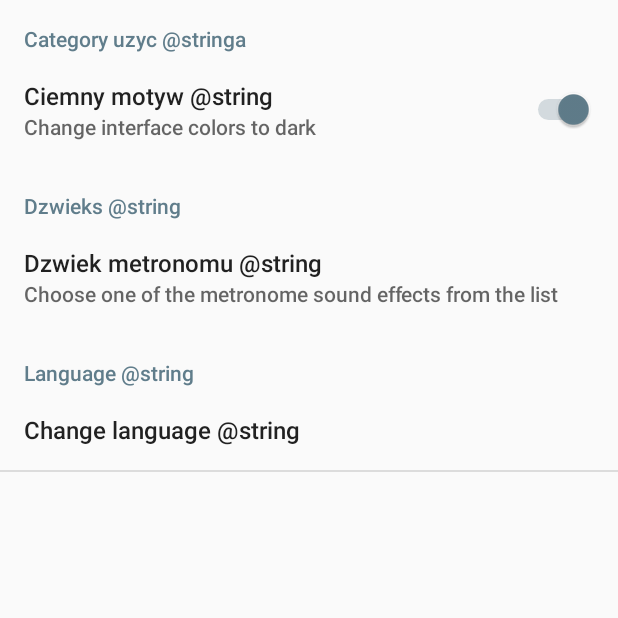
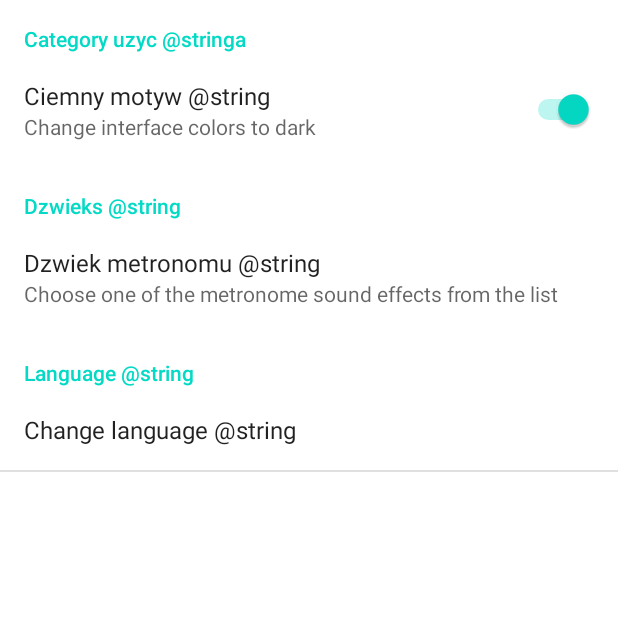
Before and after one commit to Gotfryd/Metronom, an Android app: the SettingsActivity screen opened directly, with no data from a screen before it, after a tap on "Ciemny motyw @string", on a phone screen of 412 x 824 dp, the top half of it. Run offline under Robolectric (Android 15) with nearby library versions, the phone set to English and light mode, and no system bars.

Commit message:
Sound select option
Added five new metronome sounds effect. Added option in settings menu to select one of those effect that will be immediately applied. Deleted tickeffect audio file that was temporarily used

```diff
--- a/app/src/main/AndroidManifest.xml
+++ b/app/src/main/AndroidManifest.xml
@@ -13,7 +13,7 @@
         android:label="@string/app_name"
         android:roundIcon="@mipmap/ic_launcher_round"
         android:supportsRtl="true"
-        android:theme="@style/LightTheme">
+        android:theme="@style/Theme.Metronom">
         <activity
             android:name=".SettingsActivity"
             android:exported="false" />
--- a/app/src/main/java/pl/pwr/metronom/SettingsActivity.java
+++ b/app/src/main/java/pl/pwr/metronom/SettingsActivity.java
@@ -1,4 +1,6 @@
 package pl.pwr.metronom;
+
+import static androidx.appcompat.app.AppCompatDelegate.getDefaultNightMode;
 
 import androidx.annotation.Nullable;
 import androidx.appcompat.app.AppCompatActivity;
@@ -15,10 +17,10 @@ public class SettingsActivity extends PreferenceActivity implements SharedPrefer
 
     @Override
     protected void onCreate(Bundle savedInstanceState) {
+        PreferenceManager.getDefaultSharedPreferences(getBaseContext()).registerOnSharedPreferenceChangeListener(this);
 
-        PreferenceManager.getDefaultSharedPreferences(getBaseContext()).registerOnSharedPreferenceChangeListener(this);
-        setAppTheme();
-
+        setAppTheme(); // nie dziala zmiana motywu ekranu preferences
+        System.out.println("Default night mode = " + getDefaultNightMode());
         super.onCreate(savedInstanceState);
 
         getFragmentManager().beginTransaction().replace(android.R.id.content, new MyPreferenceFragment()).commit();
@@ -27,9 +29,14 @@ public class SettingsActivity extends PreferenceActivity implements SharedPrefer
     @Override
     public void onSharedPreferenceChanged(SharedPreferences sharedPreferences, String s) {
         Toast.makeText(this, "onSharedPrefChange", Toast.LENGTH_SHORT).show();
-        if (s.equals("dark_theme_switch")){
+       if (s.equals("night_mode_switch")){
             this.recreate();
+           Toast.makeText(this, "recreated", Toast.LENGTH_SHORT).show();
         }
+       else if(s.equals("sound_effects_list")){
+           this.recreate();
+           Toast.makeText(this, "recreated", Toast.LENGTH_SHORT).show();
+       }
     }
 
     public static class MyPreferenceFragment extends PreferenceFragment {
@@ -38,19 +45,20 @@ public class SettingsActivity extends PreferenceActivity implements SharedPrefer
         public void onCreate(@Nullable Bundle savedInstanceState) {
             super.onCreate(savedInstanceState);
             addPreferencesFromResource(R.xml.preferences);
+
         }
     }
 
     public void setAppTheme(){
         SharedPreferences SP = PreferenceManager.getDefaultSharedPreferences(getBaseContext());
 
-        if(SP.getBoolean("dark_theme_switch", false)){
-            setTheme(R.style.DarkTheme);
-            System.out.println("ustawilem DarkTheme");
+        if(SP.getBoolean("night_mode_switch", false)){
+            AppCompatDelegate.setDefaultNightMode(AppCompatDelegate.MODE_NIGHT_YES);
+            System.out.println("wlaczylem tryb nocny");
         }
         else{
-            setTheme(R.style.LightTheme);
-            System.out.println("ustawilem LightTheme");
+            AppCompatDelegate.setDefaultNightMode(AppCompatDelegate.MODE_NIGHT_NO);
+            System.out.println("wlaczylem tryb dzienny");
         }
     }
 }
--- a/app/src/main/res/values/arrays.xml
+++ b/app/src/main/res/values/arrays.xml
@@ -5,12 +5,16 @@
         <item>Sound 1 @string</item>
         <item>Sound 2 @string</item>
         <item>Sound 3 @string</item>
+        <item>Sound 4 @string</item>
+        <item>Sound 5 @string</item>
     </string-array>
 
     <string-array name="soundsListValues">
-        <item>sound1mp3</item>
-        <item>sound2mp3</item>
-        <item>sound3mp3</item>
+        <item>soundone</item>
+        <item>soundtwo</item>
+        <item>soundthree</item>
+        <item>soundfour</item>
+        <item>soundfive</item>
     </string-array>
 
     <string-array name="languageList">
--- a/app/src/main/res/xml/preferences.xml
+++ b/app/src/main/res/xml/preferences.xml
@@ -5,7 +5,7 @@
 
         <SwitchPreference
             android:defaultValue="false"
-            android:key="dark_theme_switch"
+            android:key="night_mode_switch"
             android:title="Ciemny motyw @string"
             android:summary="Change interface colors to dark" />
 
```
Also changed, not shown: app/src/main/java/pl/pwr/metronom/MainActivity.java (+34 -10 lines), 6 other files.
